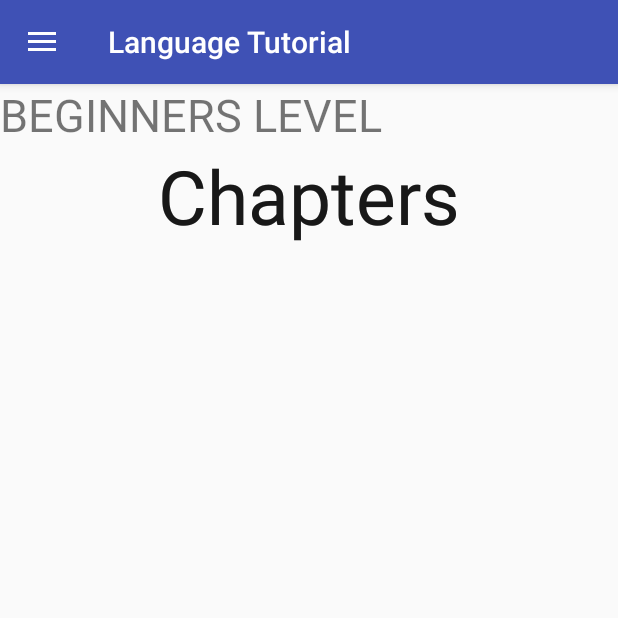
After one commit to samiraj99/LanguageTutorial, an Android app: the fragment beginners_fragment placed in its activity, on a phone screen of 412 x 824 dp, the top half of it. The commit adds this screen. Run offline under Robolectric (Android 15) with nearby library versions, the phone set to English and light mode, and no system bars.

Commit message:
Fragments
beginners level fragment

```diff
--- a/app/src/main/java/com/foslipy/languagetutorial/Home.java
+++ b/app/src/main/java/com/foslipy/languagetutorial/Home.java
@@ -1,12 +1,14 @@
 package com.foslipy.languagetutorial;
 
+import android.support.annotation.NonNull;
+import android.support.design.widget.NavigationView;
 import android.support.v4.widget.DrawerLayout;
 import android.support.v7.app.ActionBarDrawerToggle;
 import android.support.v7.app.AppCompatActivity;
 import android.os.Bundle;
 import android.view.MenuItem;
 
-public class Home extends AppCompatActivity {
+public class Home extends AppCompatActivity implements NavigationView.OnNavigationItemSelectedListener {
 
     private DrawerLayout homedrawerlayout;
     private ActionBarDrawerToggle homedrawertoggle;
@@ -16,21 +18,38 @@ public class Home extends AppCompatActivity {
         super.onCreate(savedInstanceState);
         setContentView(R.layout.activity_home);
 
-        homedrawerlayout=findViewById(R.id.drawerLayout);
-        homedrawertoggle=new ActionBarDrawerToggle(this,homedrawerlayout,R.string.open,R.string.close);
+        homedrawerlayout = findViewById(R.id.drawerLayout);
+        homedrawertoggle = new ActionBarDrawerToggle(this, homedrawerlayout, R.string.open, R.string.close);
         homedrawerlayout.addDrawerListener(homedrawertoggle);
         homedrawertoggle.syncState();
         getSupportActionBar().setDisplayHomeAsUpEnabled(true);
+
+        NavigationView navigationView = findViewById(R.id.home_navigation);
+        navigationView.setNavigationItemSelectedListener(this);
+
     }
+
 
     @Override
     public boolean onOptionsItemSelected(MenuItem item) {
-        if(homedrawertoggle.onOptionsItemSelected(item))
-        {
+        if (homedrawertoggle.onOptionsItemSelected(item)) {
             return true;
         }
         return super.onOptionsItemSelected(item);
 
     }
 
+    @Override
+    public boolean onNavigationItemSelected(@NonNull MenuItem item) {
+
+        switch (item.getItemId()){
+            case R.id.BeginnersLevel_menu:
+                getSupportFragmentManager().beginTransaction().replace(R.id.fragmest_container_frame_layout,new beginners_fragment()).commit();
+                break;
+
+        }
+
+
+        return true;
+    }
 }
--- /dev/null
+++ b/app/src/main/java/com/foslipy/languagetutorial/beginners_fragment.java
@@ -0,0 +1,18 @@
+package com.foslipy.languagetutorial;
+
+import android.os.Bundle;
+import android.support.annotation.NonNull;
+import android.support.annotation.Nullable;
+import android.support.v4.app.Fragment;
+import android.view.LayoutInflater;
+import android.view.View;
+import android.view.ViewGroup;
+
+public class beginners_fragment extends Fragment {
+
+    @Nullable
+    @Override
+    public View onCreateView(@NonNull LayoutInflater inflater, @Nullable ViewGroup container, @Nullable Bundle savedInstanceState) {
+        return inflater.inflate(R.layout.beginners_fragment_layout,container,false);
+    }
+}
--- a/app/src/main/res/layout/activity_home.xml
+++ b/app/src/main/res/layout/activity_home.xml
@@ -2,32 +2,30 @@
 <android.support.v4.widget.DrawerLayout xmlns:android="http://schemas.android.com/apk/res/android"
     xmlns:app="http://schemas.android.com/apk/res-auto"
     xmlns:tools="http://schemas.android.com/tools"
+    android:id="@+id/drawerLayout"
     android:layout_width="match_parent"
     android:layout_height="match_parent"
-    android:id="@+id/drawerLayout"
     tools:context=".Home">
 
     <LinearLayout
         android:layout_width="match_parent"
         android:layout_height="match_parent">
 
-        <TextView
+        <FrameLayout
+            android:id="@+id/fragmest_container_frame_layout"
             android:layout_width="match_parent"
-            android:layout_height="wrap_content"
-            android:text="Home"
-            android:textSize="30sp"
-            android:textAlignment="center"
-            android:layout_gravity="center"
-            />
+            android:layout_height="match_parent">
+
+        </FrameLayout>
+
     </LinearLayout>
 
     <android.support.design.widget.NavigationView
-        app:headerLayout="@layout/header"
+        android:id="@+id/home_navigation"
         android:layout_width="match_parent"
         android:layout_height="match_parent"
         android:layout_gravity="start"
-        app:menu="@menu/home_menu"
-        >
-    </android.support.design.widget.NavigationView>
+        app:headerLayout="@layout/header"
+        app:menu="@menu/home_menu"></android.support.design.widget.NavigationView>
 
 </android.support.v4.widget.DrawerLayout>
--- /dev/null
+++ b/app/src/main/res/layout/beginners_fragment_layout.xml
@@ -0,0 +1,88 @@
+<?xml version="1.0" encoding="utf-8"?>
+<LinearLayout xmlns:android="http://schemas.android.com/apk/res/android"
+    android:layout_width="match_parent"
+    android:layout_height="match_parent"
+    android:orientation="vertical">
+
+    <TextView
+        android:layout_width="match_parent"
+        android:layout_height="wrap_content"
+        android:text="BEGINNERS LEVEL"
+        android:textSize="30sp"
+        />
+
+    <TabHost
+        android:layout_width="match_parent"
+        android:layout_height="match_parent">
+
+        <LinearLayout
+            android:layout_width="match_parent"
+            android:layout_height="match_parent"
+            android:orientation="vertical">
+
+            <TabWidget
+                android:id="@android:id/tabs"
+                android:layout_width="match_parent"
+                android:layout_height="wrap_content" />
+
+            <FrameLayout
+                android:id="@android:id/tabcontent"
+                android:layout_width="match_parent"
+                android:layout_height="match_parent">
+
+                <LinearLayout
+                    android:id="@+id/CHAPTERS"
+                    android:layout_width="match_parent"
+                    android:layout_height="match_parent"
+                    android:orientation="vertical">
+
+                    <TextView
+                        android:layout_width="match_parent"
+                        android:layout_height="match_parent"
+                        android:text="Chapters"
+                        android:textSize="50sp"
+                        android:textAlignment="center"
+                        />
+
+
+                </LinearLayout>
+
+                <LinearLayout
+                    android:id="@+id/EXAMPLES"
+                    android:layout_width="match_parent"
+                    android:layout_height="match_parent"
+                    android:orientation="vertical">
+
+                    <TextView
+                        android:layout_width="match_parent"
+                        android:layout_height="match_parent"
+                        android:text="Chapters"
+                        android:textSize="50sp"
+                        android:textAlignment="center"
+                        />
+
+                </LinearLayout>
+
+                <LinearLayout
+                    android:id="@+id/TESTS"
+                    android:layout_width="match_parent"
+                    android:layout_height="match_parent"
+                    android:orientation="vertical">
+
+                    <TextView
+                        android:layout_width="match_parent"
+                        android:layout_height="match_parent"
+                        android:text="Chapters"
+                        android:textSize="50sp"
+                        android:textAlignment="center"
+                        />
+
+                </LinearLayout>
+
+
+            </FrameLayout>
+        </LinearLayout>
+    </TabHost>
+
+
+</LinearLayout>
--- a/app/src/main/res/menu/home_menu.xml
+++ b/app/src/main/res/menu/home_menu.xml
@@ -6,7 +6,6 @@
     <group
         android:id="@+id/menu"
         android:checkableBehavior="single">
-
 
         <item
             android:id="@+id/home_menu"
```
